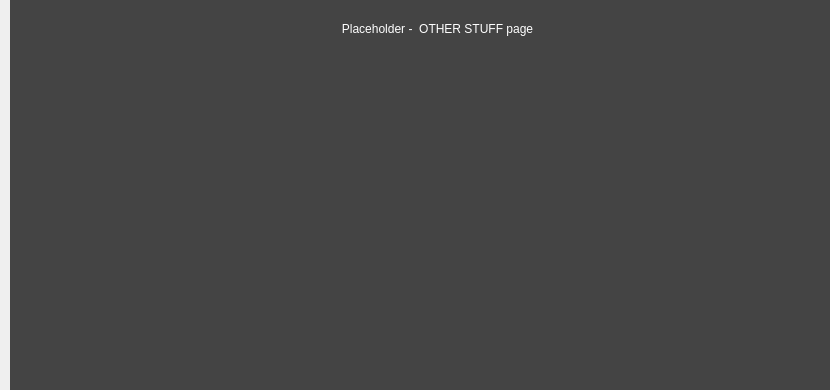
Above: src/qt/forms/otherpage.ui from tlc2/bitcredit-2.0 before the change. Below: the same form after it.
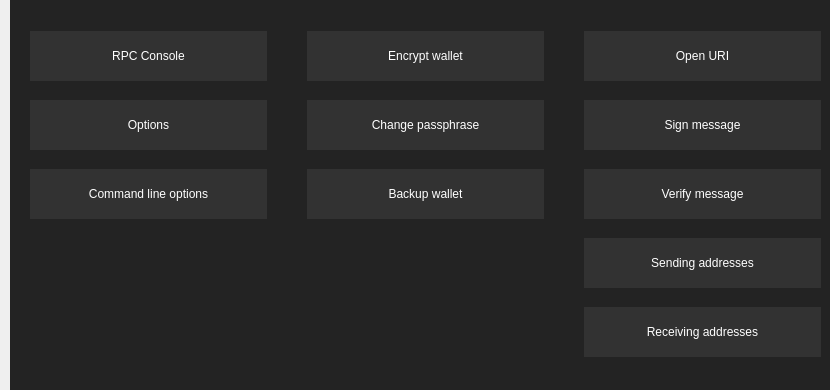
That is the form after the change.

Commit message: most menu stuff added to otherPage - encrypt/changepassphrase not working yet

```diff
--- a/src/qt/forms/otherpage.ui
+++ b/src/qt/forms/otherpage.ui
@@ -29,7 +29,7 @@
     </rect>
    </property>
    <property name="styleSheet">
-    <string notr="true">color: white; background: #444444; border: none;</string>
+    <string notr="true">color: white; background: #232323; border: none;</string>
    </property>
    <property name="frameShape">
     <enum>QFrame::StyledPanel</enum>
@@ -37,21 +37,208 @@
    <property name="frameShadow">
     <enum>QFrame::Raised</enum>
    </property>
-   <widget class="QLabel" name="label_2">
+   <widget class="QWidget" name="gridLayoutWidget">
     <property name="geometry">
      <rect>
-      <x>277</x>
-      <y>20</y>
-      <width>301</width>
-      <height>17</height>
+      <x>20</x>
+      <y>18</y>
+      <width>791</width>
+      <height>352</height>
      </rect>
     </property>
-    <property name="text">
-     <string>Placeholder -  OTHER STUFF page</string>
-    </property>
-    <property name="alignment">
-     <set>Qt::AlignCenter</set>
-    </property>
+    <layout class="QGridLayout" name="gridLayout">
+     <property name="horizontalSpacing">
+      <number>40</number>
+     </property>
+     <item row="1" column="2">
+      <widget class="QPushButton" name="bSignmessage">
+       <property name="minimumSize">
+        <size>
+         <width>0</width>
+         <height>50</height>
+        </size>
+       </property>
+       <property name="maximumSize">
+        <size>
+         <width>16777215</width>
+         <height>50</height>
+        </size>
+       </property>
+       <property name="styleSheet">
+        <string notr="true">background-color: #323232;</string>
+       </property>
+       <property name="text">
+        <string>Sign message</string>
+       </property>
+      </widget>
+     </item>
+     <item row="0" column="2">
+      <widget class="QPushButton" name="bURI">
+       <property name="maximumSize">
+        <size>
+         <width>16777215</width>
+         <height>50</height>
+        </size>
+       </property>
+       <property name="styleSheet">
+        <string notr="true">background-color: #323232;</string>
+       </property>
+       <property name="text">
+        <string>Open URI</string>
+       </property>
+      </widget>
+     </item>
+     <item row="3" column="2">
+      <widget class="QPushButton" name="bSendingaddresses">
+       <property name="minimumSize">
+        <size>
+         <width>0</width>
+         <height>50</height>
+        </size>
+       </property>
+       <property name="styleSheet">
+        <string notr="true">background-color: #323232;</string>
+       </property>
+       <property name="text">
+        <string>Sending addresses</string>
+       </property>
+      </widget>
+     </item>
+     <item row="2" column="2">
+      <widget class="QPushButton" name="bVerifymessage">
+       <property name="minimumSize">
+        <size>
+         <width>0</width>
+         <height>50</height>
+        </size>
+       </property>
+       <property name="maximumSize">
+        <size>
+         <width>16777215</width>
+         <height>50</height>
+        </size>
+       </property>
+       <property name="styleSheet">
+        <string notr="true">background-color: #323232;</string>
+       </property>
+       <property name="text">
+        <string>Verify message</string>
+       </property>
+      </widget>
+     </item>
+     <item row="1" column="0">
+      <widget class="QPushButton" name="bOptions">
+       <property name="minimumSize">
+        <size>
+         <width>0</width>
+         <height>50</height>
+        </size>
+       </property>
+       <property name="styleSheet">
+        <string notr="true">background-color: #323232;</string>
+       </property>
+       <property name="text">
+        <string>Options</string>
+       </property>
+      </widget>
+     </item>
+     <item row="0" column="1">
+      <widget class="QPushButton" name="bEnc">
+       <property name="minimumSize">
+        <size>
+         <width>0</width>
+         <height>50</height>
+        </size>
+       </property>
+       <property name="styleSheet">
+        <string notr="true">background-color: #323232;</string>
+       </property>
+       <property name="text">
+        <string>Encrypt wallet</string>
+       </property>
+      </widget>
+     </item>
+     <item row="2" column="0">
+      <widget class="QPushButton" name="bHelp">
+       <property name="minimumSize">
+        <size>
+         <width>0</width>
+         <height>50</height>
+        </size>
+       </property>
+       <property name="styleSheet">
+        <string notr="true">background-color: #323232;</string>
+       </property>
+       <property name="text">
+        <string>Command line options</string>
+       </property>
+      </widget>
+     </item>
+     <item row="0" column="0">
+      <widget class="QPushButton" name="bRPC">
+       <property name="minimumSize">
+        <size>
+         <width>0</width>
+         <height>50</height>
+        </size>
+       </property>
+       <property name="styleSheet">
+        <string notr="true">background-color: #323232;</string>
+       </property>
+       <property name="text">
+        <string>RPC Console</string>
+       </property>
+      </widget>
+     </item>
+     <item row="4" column="2">
+      <widget class="QPushButton" name="bReceivingaddresses">
+       <property name="minimumSize">
+        <size>
+         <width>0</width>
+         <height>50</height>
+        </size>
+       </property>
+       <property name="styleSheet">
+        <string notr="true">background-color: #323232;</string>
+       </property>
+       <property name="text">
+        <string>Receiving addresses</string>
+       </property>
+      </widget>
+     </item>
+     <item row="2" column="1">
+      <widget class="QPushButton" name="bBackup">
+       <property name="minimumSize">
+        <size>
+         <width>0</width>
+         <height>50</height>
+        </size>
+       </property>
+       <property name="styleSheet">
+        <string notr="true">background-color: #323232;</string>
+       </property>
+       <property name="text">
+        <string>Backup wallet</string>
+       </property>
+      </widget>
+     </item>
+     <item row="1" column="1">
+      <widget class="QPushButton" name="bChange">
+       <property name="minimumSize">
+        <size>
+         <width>0</width>
+         <height>50</height>
+        </size>
+       </property>
+       <property name="styleSheet">
+        <string notr="true">background-color: #323232;</string>
+       </property>
+       <property name="text">
+        <string>Change passphrase</string>
+       </property>
+      </widget>
+     </item>
+    </layout>
    </widget>
   </widget>
  </widget>
```
The commit also changes 7 other files.
